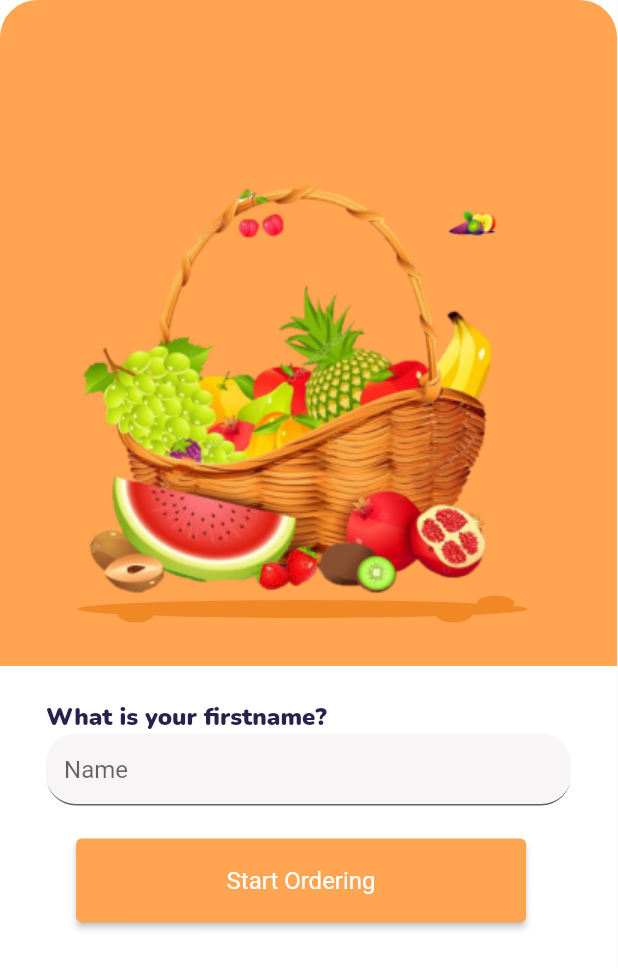
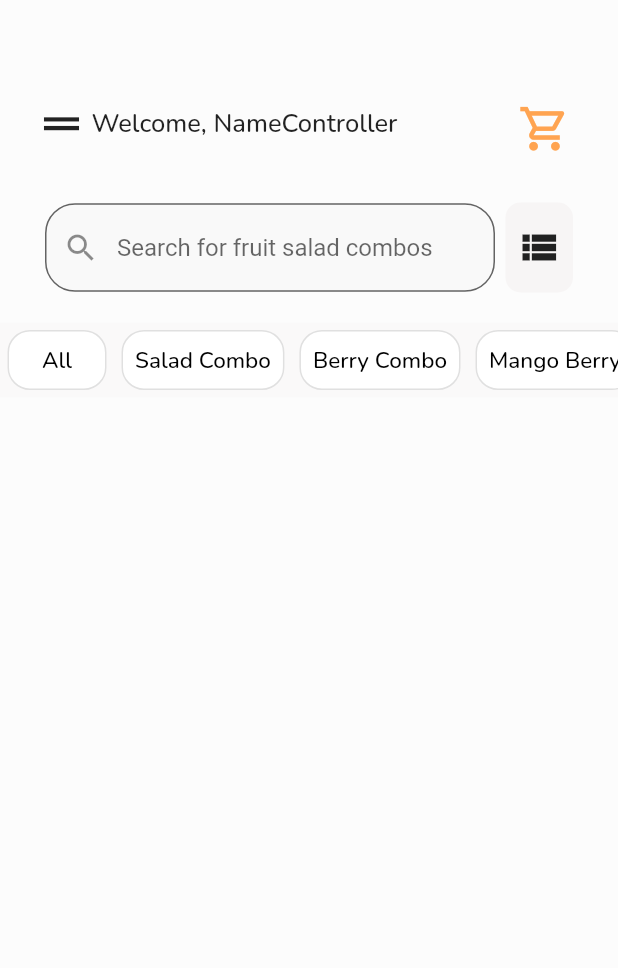
Before and after one commit to Gustavobeckr/Desafio_Sprint02, a Flutter app: the screen it shows after launch, on a phone screen of 412 x 824 dp. Shown: the top 968 px of the screen. Run offline on Flutter 3.47's test engine with Material 2 defaults, Android fonts, the phone set to English and light mode, and no system bars.

Commit message:
Modificações e parte inicial da HomeScreen

```diff
--- a/lib/main.dart
+++ b/lib/main.dart
@@ -7,7 +7,6 @@ void main() {
 class MyApp extends StatelessWidget {
   const MyApp({super.key});
 
-  // This widget is the root of your application.
   @override
   Widget build(BuildContext context) {
     return MaterialApp(
@@ -15,151 +14,149 @@ class MyApp extends StatelessWidget {
       theme: ThemeData(
         primarySwatch: Colors.blue,
       ),
-      home: Authentication(),
+      home: HomeScreen(),
     );
   }
 }
 
-class Authentication extends StatelessWidget {
-
-  TextEditingController nameController = TextEditingController();
-
+class HomeScreen extends StatelessWidget {
+  late final double? iconSize;
+  late final Color? color;
 
   @override
   Widget build(BuildContext context) {
-    final ButtonStyle style = ElevatedButton.styleFrom(
-        fixedSize: Size(300, 56),
-        backgroundColor: Color.fromRGBO(255, 164, 81, 1),
-        textStyle: const TextStyle(fontSize: 16));
-
     return Scaffold(
-      body: SingleChildScrollView(
-        child: Container(
-          color: Colors.white,
-          width: 411.4,
-          height: 683.4,
+      body: Container(
+        color: Colors.white30,
         child: Column(
           children: [
-              Stack(
+            Padding(
+              padding: const EdgeInsets.fromLTRB(15, 60, 15, 30),
+              child: SizedBox(
+                width: 365,
+                height: 45,
+                child: Row(
+                  mainAxisAlignment: MainAxisAlignment.spaceBetween,
                   children: [
-                  Container(
-                    width: 411.4,
-                    height: 444,
-                    decoration: BoxDecoration(
-                        borderRadius: const BorderRadius.only(
-                            topLeft: Radius.circular(25),
-                            topRight: Radius.circular(25)),
-                        color: Color.fromRGBO(255, 164, 81, 1)),
-                    child: Stack(children: [
+                    Icon(
+                      Icons.drag_handle_outlined,
+                      size: 35,
+                    ),
                     Padding(
-                          padding:
-                              const EdgeInsets.fromLTRB(40.0, 115.0, 20.0, 0),
-                          child: Image.asset(
-                            'assets/images/cesta_de_frutas.png',
-                          )),
-                      Padding(
-                        padding: EdgeInsets.fromLTRB(290, 130, 50, 4),
-                        child: Image.asset(
-                          'assets/images/welcome_fruit.png',
-                          fit: BoxFit.cover,
+                      padding: const EdgeInsets.fromLTRB(0, 0, 70, 0),
+                      child: Text(
+                        "Welcome, NameController",
+                        style: TextStyle(
+                            fontSize: 17, fontFamily: 'Nunito-Medium'),
                       ),
                     ),
-                    ]),
+                    IconButton(
+                      style: ButtonStyle(
+                        backgroundColor: MaterialStateProperty.all(Colors.red),
                       ),
-                  Padding(
-                    padding: const EdgeInsets.fromLTRB(51.7, 400, 51.7, 50),
-                    child: ClipOval(
-                      child: Container(
-                        width: 300,
-                        height: 12,
-                        decoration:
-                            BoxDecoration(color: Color.fromRGBO(240, 136, 38, 1)),
+                      splashColor: Colors.red,
+                      iconSize: 35,
+                      alignment: AlignmentDirectional.topEnd,
+                      icon: Icon(
+                        Icons.shopping_cart_outlined,
+                        color: Color.fromRGBO(255, 164, 81, 1),
+                      ),
+                      onPressed: () {},
+                    ),
+                  ],
                 ),
               ),
             ),
             Padding(
-                    padding: const EdgeInsets.fromLTRB(78, 402, 51.7, 0.0),
-                    child: ClipOval(
-                      child: Container(
-                        width: 25,
-                        height: 13,
-                        decoration:
-                            BoxDecoration(color: Color.fromRGBO(240, 136, 38, 1)),
+              padding: const EdgeInsets.fromLTRB(30, 0, 30, 20),
+              child: Row(
+                mainAxisAlignment: MainAxisAlignment.spaceBetween,
+                children: [
+                  SizedBox(
+                    width: 300,
+                    child: TextFormField(
+                      decoration: InputDecoration(
+                        fillColor: Color.fromRGBO(245, 245, 245, 0.4),
+                        filled: true,
+                        border: new OutlineInputBorder(
+                          borderRadius: new BorderRadius.circular(20.0),
+                          borderSide: BorderSide(
+                            color: Color.fromRGBO(245, 245, 245, 0.4),
+                            width: 0,
+                          ),
+                        ),
+                        prefixIcon: Padding(
+                          padding: const EdgeInsets.all(5),
+                          child: Icon(Icons.search),
+                        ),
+                        hintText: 'Search for fruit salad combos',
                       ),
                     ),
                   ),
-                  Padding(
-                    padding: const EdgeInsets.fromLTRB(290, 402, 51.7, 0.0),
-                    child: ClipOval(
-                      child: Container(
-                        width: 25,
-                        height: 13,
-                        decoration:
-                            BoxDecoration(color: Color.fromRGBO(240, 136, 38, 1)),
-                      ),
-                    ),
-                  ),
-                  Padding(
-                    padding: const EdgeInsets.fromLTRB(318, 397, 51.7, 0.0),
-                    child: ClipOval(
-                      child: Container(
-                        width: 25,
-                        height: 10,
-                        decoration:
-                            BoxDecoration(color: Color.fromRGBO(240, 136, 38, 1)),
-                      ),
-                    ),
-                  ),
-                ],
-              ),
-              Padding(
-                padding: const EdgeInsets.all(5.0),
-                child: SizedBox(
-                  height: 211.4,
-                  width: 350,
-                  child: Column(
-                    crossAxisAlignment: CrossAxisAlignment.start,
-                    children: [
-                      Text(
-                        "What is your firstname?",
-                        style: TextStyle(
-                          color: Color.fromRGBO(39, 33, 77, 1),
-                          fontSize: 16,
-                          fontFamily: 'Nunito',
-                        ),
-                      ),
-                      SizedBox(
-                        height: 50,
-                        child: TextFormField(
-                          controller: nameController,
-                          textAlign: TextAlign.start,
-                          decoration: InputDecoration(
-                            filled: true,
-                            border:UnderlineInputBorder(
-                              borderRadius: BorderRadius.circular(20.0),
-                            ),
-                            hintText: 'Name',
-                            fillColor: Color.fromRGBO(247, 245, 245, 1),
-                          ),
-                        ),
-                      ),
-                      Padding(
-                        padding: const EdgeInsets.fromLTRB(20, 20, 0, 0),
-                        child: ElevatedButton(
-                          style: style,
-                          onPressed: () {
-                              print(nameController.text);
-                          },
-                          child: Text(
-                            "Start Ordering",
-                          ),
+                  Container(
+                    decoration: BoxDecoration(
+                        color: Color.fromRGBO(247, 245, 245, 1),
+                        borderRadius: BorderRadius.all(Radius.circular(10))),
+                    height: 60,
+                    width: 45,
+                    child: Icon(
+                      Icons.view_list_sharp,
+                      size: 30,
                     ),
                   )
                 ],
               ),
             ),
+            Container(
+              color: Color.fromRGBO(247, 245, 245, 0.4),
+              height: 50,
+              child: ListView(
+                scrollDirection: Axis.horizontal,
+                children: [
+                  Wrap(
+                    children: [
+                      Cards('All'),
+                      Cards('Salad Combo'),
+                      Cards('Berry Combo'),
+                      Cards('Mango Berry'),
+                      Cards('Honey lime combo'),
+                      Cards('Berry mango combo'),
+                    ],
                   ),
                 ],
+              ),
+            ),
+            Container(),
+          ],
+        ),
+      ),
+    );
+  }
+}
+
+class Cards extends StatelessWidget {
+  final String card;
+
+  const Cards(this.card, {Key? key}) : super(key: key);
+
+  @override
+  Widget build(BuildContext context) {
+    return Padding(
+      padding: const EdgeInsets.fromLTRB(5, 5, 5, 10),
+      child: Container(
+        decoration: BoxDecoration(
+            color: Colors.white,
+            borderRadius: BorderRadius.circular(15),
+            border: Border.all(
+              color: Colors.black12,
+            width: 1)),
+        height: 40,
+        child: TextButton(
+          onPressed: () {},
+          child: Text(
+            "$card",
+            style: TextStyle(
+                color: Colors.black, fontSize: 15, fontFamily: 'Nunito-Medium'),
           ),
         ),
       ),
--- /dev/null
+++ b/lib/screens/AuthenticationScreen.dart
@@ -0,0 +1,148 @@
+import 'package:flutter/material.dart';
+
+class Authentication extends StatelessWidget {
+
+  TextEditingController nameController = TextEditingController();
+
+
+  @override
+  Widget build(BuildContext context) {
+    final ButtonStyle style = ElevatedButton.styleFrom(
+        fixedSize: Size(300, 56),
+        backgroundColor: Color.fromRGBO(255, 164, 81, 1),
+        textStyle: const TextStyle(fontSize: 16));
+
+    return Scaffold(
+      body: SingleChildScrollView(
+        child: Container(
+          color: Colors.white,
+          width: 411.4,
+          height: 683.4,
+          child: Column(
+            children: [
+              Stack(
+                children: [
+                  Container(
+                    width: 411.4,
+                    height: 444,
+                    decoration: BoxDecoration(
+                        borderRadius: const BorderRadius.only(
+                            topLeft: Radius.circular(25),
+                            topRight: Radius.circular(25)),
+                        color: Color.fromRGBO(255, 164, 81, 1)),
+                    child: Stack(children: [
+                      Padding(
+                          padding:
+                          const EdgeInsets.fromLTRB(40.0, 115.0, 20.0, 0),
+                          child: Image.asset(
+                            'assets/images/cesta_de_frutas.png',
+                          )),
+                      Padding(
+                        padding: EdgeInsets.fromLTRB(290, 130, 50, 4),
+                        child: Image.asset(
+                          'assets/images/welcome_fruit.png',
+                          fit: BoxFit.cover,
+                        ),
+                      ),
+                    ]),
+                  ),
+                  Padding(
+                    padding: const EdgeInsets.fromLTRB(51.7, 400, 51.7, 50),
+                    child: ClipOval(
+                      child: Container(
+                        width: 300,
+                        height: 12,
+                        decoration:
+                        BoxDecoration(color: Color.fromRGBO(240, 136, 38, 1)),
+                      ),
+                    ),
+                  ),
+                  Padding(
+                    padding: const EdgeInsets.fromLTRB(78, 402, 51.7, 0.0),
+                    child: ClipOval(
+                      child: Container(
+                        width: 25,
+                        height: 13,
+                        decoration:
+                        BoxDecoration(color: Color.fromRGBO(240, 136, 38, 1)),
+                      ),
+                    ),
+                  ),
+                  Padding(
+                    padding: const EdgeInsets.fromLTRB(290, 402, 51.7, 0.0),
+                    child: ClipOval(
+                      child: Container(
+                        width: 25,
+                        height: 13,
+                        decoration:
+                        BoxDecoration(color: Color.fromRGBO(240, 136, 38, 1)),
+                      ),
+                    ),
+                  ),
+                  Padding(
+                    padding: const EdgeInsets.fromLTRB(318, 397, 51.7, 0.0),
+                    child: ClipOval(
+                      child: Container(
+                        width: 25,
+                        height: 10,
+                        decoration:
+                        BoxDecoration(color: Color.fromRGBO(240, 136, 38, 1)),
+                      ),
+                    ),
+                  ),
+                ],
+              ),
+              Padding(
+                padding: const EdgeInsets.all(5.0),
+                child: SizedBox(
+                  height: 211.4,
+                  width: 350,
+                  child: Column(
+                    crossAxisAlignment: CrossAxisAlignment.start,
+                    children: [
+                      Text(
+                        "What is your firstname?",
+                        style: TextStyle(
+                          color: Color.fromRGBO(39, 33, 77, 1),
+                          fontSize: 16,
+                          fontFamily: 'Nunito',
+                        ),
+                      ),
+                      SizedBox(
+                        height: 50,
+                        child: TextFormField(
+                          controller: nameController,
+                          textAlign: TextAlign.start,
+                          decoration: InputDecoration(
+                            filled: true,
+                            border:UnderlineInputBorder(
+                              borderRadius: BorderRadius.circular(20.0),
+                            ),
+                            hintText: 'Name',
+                            fillColor: Color.fromRGBO(247, 245, 245, 1),
+                          ),
+                        ),
+                      ),
+                      Padding(
+                        padding: const EdgeInsets.fromLTRB(20, 20, 0, 0),
+                        child: ElevatedButton(
+                          style: style,
+                          onPressed: () {
+                            print(nameController.text);
+                          },
+                          child: Text(
+                            "Start Ordering",
+                          ),
+                        ),
+                      )
+                    ],
+                  ),
+                ),
+              ),
+            ],
+          ),
+        ),
+      ),
+    );
+  }
+}
--- a/pubspec.yaml
+++ b/pubspec.yaml
@@ -84,6 +84,9 @@ flutter:
       fonts:
         - asset: assets/fonts/nunito/Nunito-Light.ttf
 
+    - family: Nunito-Medium
+      fonts:
+        - asset: assets/fonts/nunito/Nunito-Medium.ttf
 
 
   # An image asset can refer to one or more resolution-specific "variants", see
```
Lines whose indentation alone changed are shown as unchanged.
